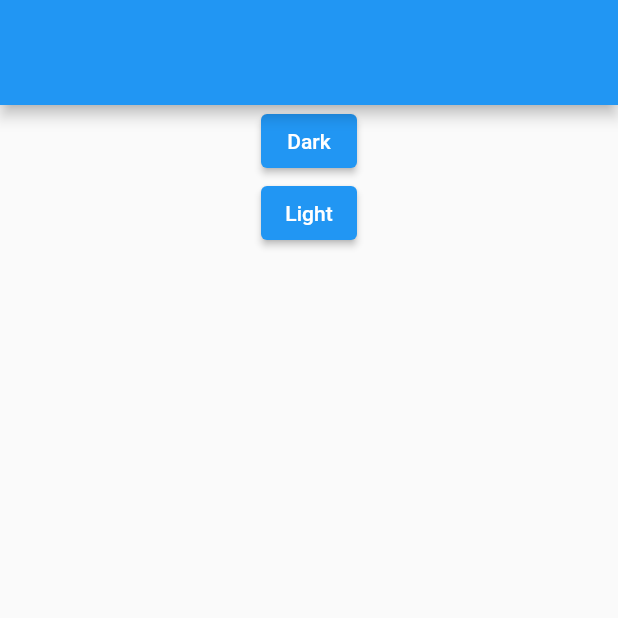
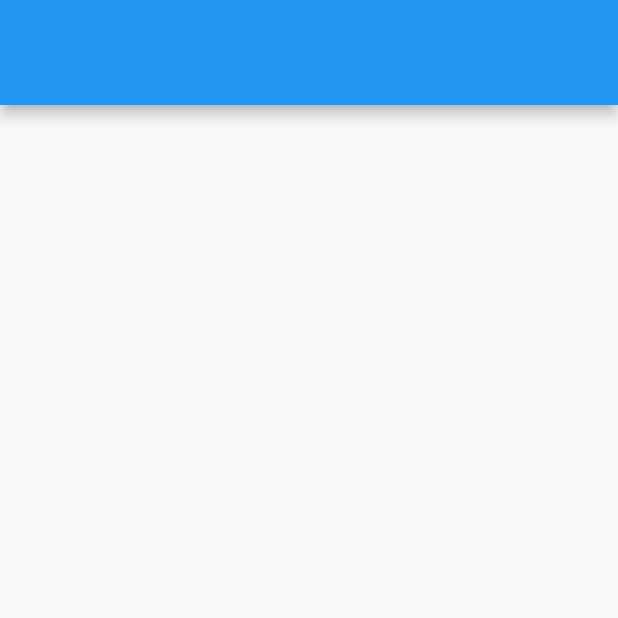
Before and after one commit to MohamadAzarifar/theapp, a Flutter app: the screen it shows after launch, on a phone screen of 412 x 824 dp, the top half of it. Run offline on Flutter 3.47's test engine with Material 2 defaults, Android fonts, the phone set to English and light mode, and no system bars; our stand-ins replace equatable, flutter_bloc.

Commit message:
💻 Remove calling "ThemeEvent" from "ListScreen".

```diff
--- a/lib/routes/list_screen.dart
+++ b/lib/routes/list_screen.dart
@@ -1,29 +1,11 @@
 import 'package:flutter/material.dart';
-import 'package:flutter_bloc/flutter_bloc.dart';
-import 'package:theapp/blocs/theme/theme_bloc.dart';
 import 'package:theapp/widgets/widgets.dart';
 
 class ListScreen extends StatelessWidget {
   const ListScreen({super.key});
 
   @override
-  Widget build(BuildContext context) => ScreenUI(
-        appBar: const AppbarUI(),
-        body: Center(
-          child: Column(
-            children: [
-              ElevatedButton(
-                onPressed: () =>
-                    context.read<ThemeBloc>().add(ThemeEventDark()),
-                child: const Text('Dark'),
-              ),
-              ElevatedButton(
-                onPressed: () =>
-                    context.read<ThemeBloc>().add(ThemeEventLight()),
-                child: const Text('Light'),
-              ),
-            ],
-          ),
-        ),
+  Widget build(BuildContext context) => const ScreenUI(
+        appBar: AppbarUI(),
       );
 }
```
Also changed, not shown: 1 other file.
